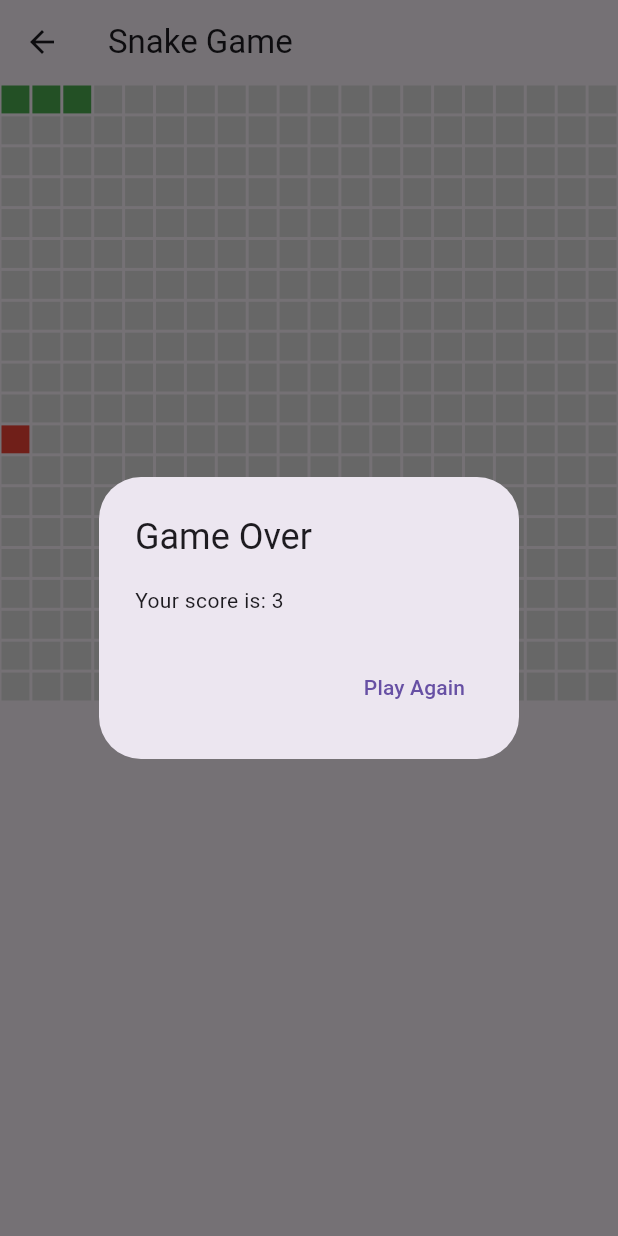
After one commit to hasanmehmoodgithub/telex, a Flutter app: the SnakeGame screen opened directly, after a tap on "Play Again", on a phone screen of 412 x 824 dp. The commit adds this screen. Run offline on Flutter 3.47's test engine with Material 3 defaults, Android fonts, the light colour scheme and no system bars; our stand-ins replace cached_network_image, cloud_firestore, firebase_auth, firebase_core, firebase_database, firebase_storage and 3 more; accounts and stored records are empty; network calls fail.

Commit message:
first group

```diff
--- a/lib/main.dart
+++ b/lib/main.dart
@@ -4,6 +4,9 @@ import 'package:telex/screens/auth/sign_up_page.dart';
 import 'package:telex/screens/chat/chat_list_screen.dart';
 
 import 'package:telex/screens/events/event_screen.dart';
+import 'package:telex/screens/games/FlapyBird.dart';
+import 'package:telex/screens/games/SnakeGame.dart';
+import 'package:telex/screens/games/tic_tac_game.dart';
 import 'package:telex/screens/groups/Group_Feed_Screen.dart';
 import 'package:telex/screens/market/add_market_place_ad_screen.dart';
 import 'package:telex/screens/market/market_place_screen.dart';
@@ -48,7 +51,10 @@ class MyApp extends StatelessWidget {
         '/addMarketplaceAd': (context) => AddMarketplaceAdScreen(),
         '/chatsList': (context) => ChatListScreen(),
         '/singleChat': (context) => SingleChatScreen(chatId: ModalRoute.of(context)!.settings.arguments as String),
-        "/events": (context) =>EventScreen()
+        "/events": (context) =>EventScreen(),
+        "/tictac": (context) =>TicTacToeGame(),
+        "/snake": (context) =>RockPaperScissors()
+
       },
     );
   }
--- /dev/null
+++ b/lib/screens/games/SnakeGame.dart
@@ -0,0 +1,166 @@
+// lib/snake_game.dart
+import 'dart:async';
+import 'dart:math';
+import 'package:flutter/material.dart';
+
+class SnakeGame extends StatefulWidget {
+  @override
+  _SnakeGameState createState() => _SnakeGameState();
+}
+
+class _SnakeGameState extends State<SnakeGame> {
+  final int gridSize = 20;
+  final List<int> snake = [0, 1, 2]; // Initial snake positions
+  int food = 0;
+  String direction = 'right';
+  Timer? timer;
+
+  @override
+  void initState() {
+    super.initState();
+    spawnFood();
+    startGame();
+  }
+
+  void startGame() {
+    timer = Timer.periodic(Duration(milliseconds: 200), (Timer timer) {
+      moveSnake();
+    });
+  }
+
+  void moveSnake() {
+    setState(() {
+      int newHead;
+      switch (direction) {
+        case 'up':
+          newHead = snake.first - gridSize;
+          break;
+        case 'down':
+          newHead = snake.first + gridSize;
+          break;
+        case 'left':
+          newHead = snake.first - 1;
+          break;
+        case 'right':
+          newHead = snake.first + 1;
+          break;
+        default:
+          return;
+      }
+
+      // Check for collisions with the wall or itself
+      if (newHead < 0 ||
+          newHead >= gridSize * gridSize ||
+          (direction == 'left' && newHead % gridSize == gridSize - 1) ||
+          (direction == 'right' && newHead % gridSize == 0) ||
+          snake.contains(newHead)) {
+        timer?.cancel();
+        showGameOverDialog();
+      } else {
+        snake.insert(0, newHead); // Add new head to the snake
+        if (newHead == food) {
+          spawnFood(); // Spawn new food
+        } else {
+          snake.removeLast(); // Remove the tail if not eating
+        }
+      }
+    });
+  }
+
+  void spawnFood() {
+    Random random = Random();
+    do {
+      food = random.nextInt(gridSize * gridSize);
+    } while (snake.contains(food));
+  }
+
+  void changeDirection(String newDirection) {
+    // Prevent reversing direction
+    if ((direction == 'up' && newDirection != 'down') ||
+        (direction == 'down' && newDirection != 'up') ||
+        (direction == 'left' && newDirection != 'right') ||
+        (direction == 'right' && newDirection != 'left')) {
+      direction = newDirection;
+    }
+  }
+
+  void showGameOverDialog() {
+    showDialog(
+      context: context,
+      builder: (context) => AlertDialog(
+        title: Text('Game Over'),
+        content: Text('Your score is: ${snake.length}'),
+        actions: [
+          TextButton(
+            onPressed: () {
+              Navigator.of(context).pop();
+              resetGame();
+            },
+            child: Text('Play Again'),
+          ),
+        ],
+      ),
+    );
+  }
+
+  void resetGame() {
+    setState(() {
+      snake.clear();
+      snake.addAll([0, 1, 2]);
+      spawnFood();
+      direction = 'right';
+      startGame();
+    });
+  }
+
+  @override
+  Widget build(BuildContext context) {
+    return Scaffold(
+      appBar: AppBar(
+        title: Text('Snake Game'),
+      ),
+      body: GestureDetector(
+        onVerticalDragUpdate: (details) {
+          if (details.delta.dy < 0) {
+            changeDirection('up');
+          } else if (details.delta.dy > 0) {
+            changeDirection('down');
+          }
+        },
+        onHorizontalDragUpdate: (details) {
+          if (details.delta.dx < 0) {
+            changeDirection('left');
+          } else if (details.delta.dx > 0) {
+            changeDirection('right');
+          }
+        },
+        child: GridView.builder(
+          gridDelegate: SliverGridDelegateWithFixedCrossAxisCount(
+            crossAxisCount: gridSize,
+          ),
+          itemCount: gridSize * gridSize,
+          itemBuilder: (context, index) {
+            Color color;
+            if (snake.contains(index)) {
+              color = Colors.green;
+            } else if (index == food) {
+              color = Colors.red;
+            } else {
+              color = Colors.grey[300]!;
+            }
+            return Container(
+              margin: EdgeInsets.all(1.0),
+              color: color,
+            );
+          },
+        ),
+      ),
+    );
+  }
+
+  @override
+  void dispose() {
+    timer?.cancel();
+    super.dispose();
+  }
+}
--- a/lib/screens/home/home_screen.dart
+++ b/lib/screens/home/home_screen.dart
@@ -161,7 +161,7 @@ class HomeScreenState extends State<HomeScreen> {
                         Icons.games,
                          Colors.blueAccent,
                             () {
-                          Navigator.pushNamed(context, '/games');
+                          Navigator.pushNamed(context, '/tictac');
                         },
                       ),
                       _buildCard(
@@ -170,7 +170,7 @@ class HomeScreenState extends State<HomeScreen> {
                         Icons.app_blocking_outlined,
                         Colors.deepPurple,
                             () {
-                          Navigator.pushNamed(context, '/about');
+                          Navigator.pushNamed(context, '/snake');
                         },
                       ),
                     ],
```
Also changed, not shown: lib/screens/games/FlapyBird.dart (added, +69 -0 lines), lib/screens/games/tic_tac_game.dart (added, +163 -0 lines).
